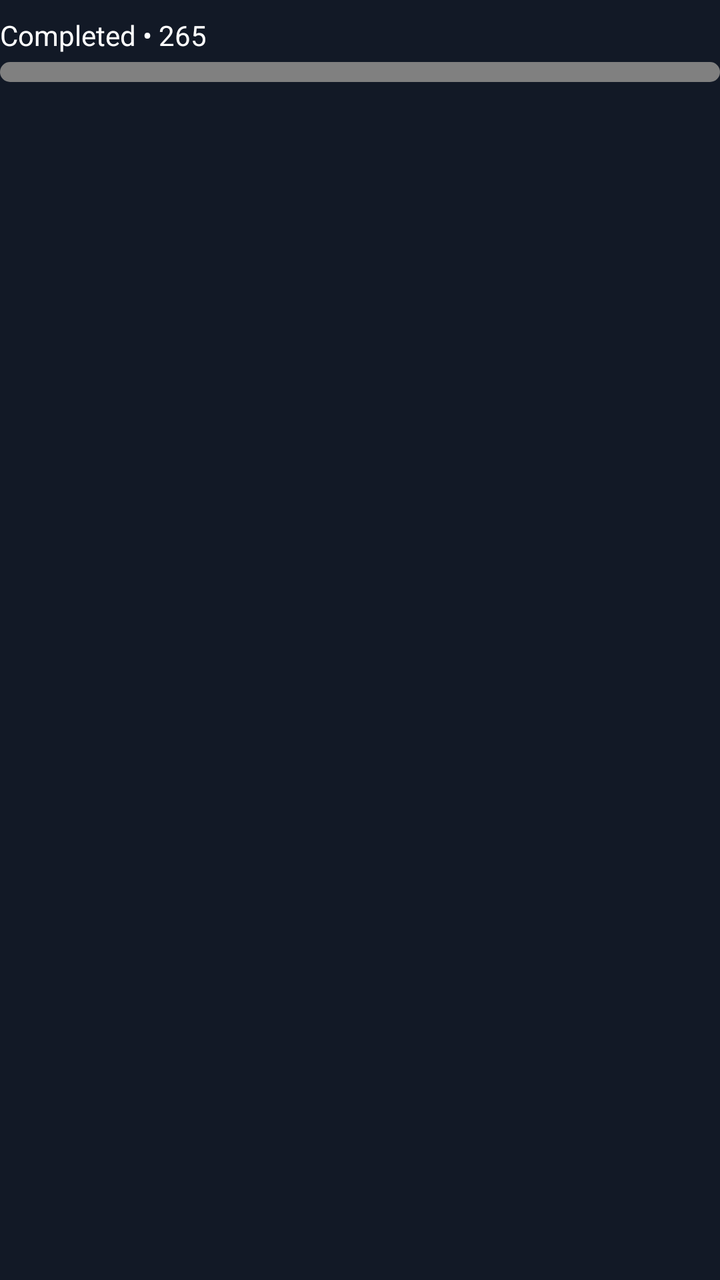
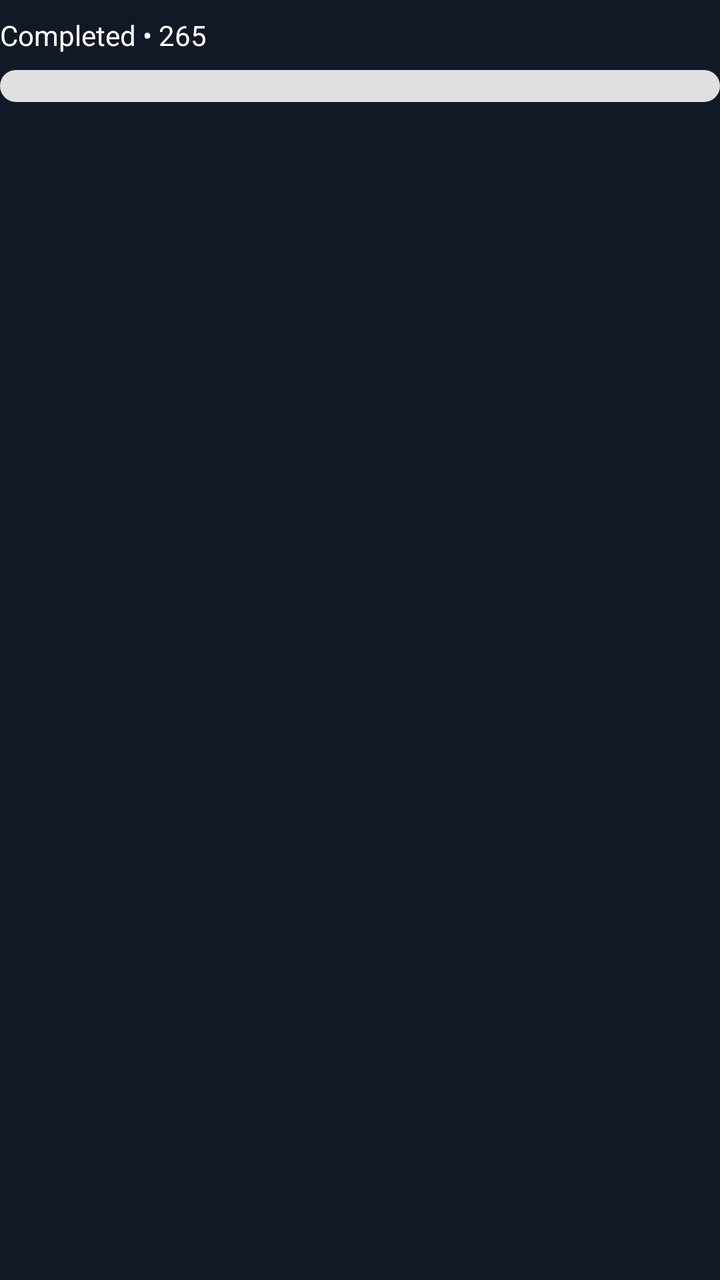

An Android layout rendered at two revisions. The XML below is the earlier revision; the diff shows what the commit changed to produce the second picture.
<!-- AndroidManifest.xml: application theme Theme.YomiTrack -->
<!-- res/layout/item_stat_bar.xml -->
<LinearLayout xmlns:android="http://schemas.android.com/apk/res/android"
    android:layout_width="match_parent"
    android:layout_height="wrap_content"
    android:orientation="vertical"
    android:paddingTop="8dp"
    android:paddingBottom="8dp">

    
    <TextView
        android:id="@+id/statLabelFull"
        android:layout_width="match_parent"
        android:layout_height="wrap_content"
        android:text="Completed • 265"
        android:textSize="14sp"
        android:textColor="@color/textPrimary"
        android:layout_marginBottom="4dp" />

    
    <ProgressBar
        android:id="@+id/statProgressBar"
        style="?android:attr/progressBarStyleHorizontal"
        android:layout_width="match_parent"
        android:layout_height="10dp"
        android:max="100"
        android:progress="0"
        android:progressDrawable="@drawable/progress_bar" />
</LinearLayout>
<!-- resources referenced by this layout -->
<resources>
  <color name="textPrimary">#FFFFFF</color>
  <!-- drawable progress_bar (drawable) -->
  <layer-list xmlns:android="http://schemas.android.com/apk/res/android">
  
      
      <item android:id="@android:id/background">
          <shape android:shape="rectangle">
              <corners android:radius="50dp" />
              <solid android:color="@color/gray" />
          </shape>
      </item>
  
      
      <item android:id="@android:id/progress">
          <clip>
              <shape android:shape="rectangle">
                  <corners android:radius="50dp" />
                  <solid android:color="@color/primary" />
              </shape>
          </clip>
      </item>
  </layer-list>
  <style name="Theme.YomiTrack" parent="Base.Theme.YomiTrack" />
  <color name="gray">#808080</color>
  <color name="primary">#1F2937</color>
  <style name="Base.Theme.YomiTrack" parent="Theme.MaterialComponents.DayNight.NoActionBar">
          
          <item name="colorPrimary">@color/primary</item>
          <item name="colorPrimaryVariant">@color/primary</item>
          <item name="colorOnPrimary">@color/textPrimary</item>
          <item name="android:colorBackground">@color/background</item>
          <item name="colorOnBackground">@color/textPrimary</item>
  
          
          <item name="bottomNavigationStyle">@style/CustomBottomNav</item>
      </style>
  <color name="background">#121926</color>
  <style name="CustomBottomNav" parent="Widget.MaterialComponents.BottomNavigationView">
          <item name="android:background">@color/primary</item>
          <item name="itemIconTint">@color/textPrimary</item>
          <item name="itemTextColor">@color/textPrimary</item>
      </style>
</resources>

<!-- the commit's change to res/layout/item_stat_bar.xml (unified diff, before → after) -->
@@ -20,8 +20,10 @@
         android:id="@+id/statProgressBar"
         style="?android:attr/progressBarStyleHorizontal"
         android:layout_width="match_parent"
-        android:layout_height="10dp"
+        android:layout_height="16dp"
         android:max="100"
         android:progress="0"
-        android:progressDrawable="@drawable/progress_bar" />
+        android:progressDrawable="@drawable/progress_bar"
+        android:layout_marginTop="4dp"
+        android:layout_marginBottom="8dp"/>
 </LinearLayout>
<!-- resource entries referenced after the edit -->
@@ -3,12 +3,11 @@
   <color name="textPrimary">#FFFFFF</color>
   <!-- drawable progress_bar (drawable) -->
   <layer-list xmlns:android="http://schemas.android.com/apk/res/android">
-  
       
       <item android:id="@android:id/background">
           <shape android:shape="rectangle">
+              <solid android:color="#E0E0E0" />
               <corners android:radius="50dp" />
-              <solid android:color="@color/gray" />
           </shape>
       </item>
   
@@ -16,15 +15,13 @@
       <item android:id="@android:id/progress">
           <clip>
               <shape android:shape="rectangle">
+                  <solid android:color="#FFFFFF" /> 
                   <corners android:radius="50dp" />
-                  <solid android:color="@color/primary" />
               </shape>
           </clip>
       </item>
   </layer-list>
   <style name="Theme.YomiTrack" parent="Base.Theme.YomiTrack" />
-  <color name="gray">#808080</color>
-  <color name="primary">#1F2937</color>
   <style name="Base.Theme.YomiTrack" parent="Theme.MaterialComponents.DayNight.NoActionBar">
           
           <item name="colorPrimary">@color/primary</item>
@@ -36,6 +33,7 @@
           
           <item name="bottomNavigationStyle">@style/CustomBottomNav</item>
       </style>
+  <color name="primary">#1F2937</color>
   <color name="background">#121926</color>
   <style name="CustomBottomNav" parent="Widget.MaterialComponents.BottomNavigationView">
           <item name="android:background">@color/primary</item>
